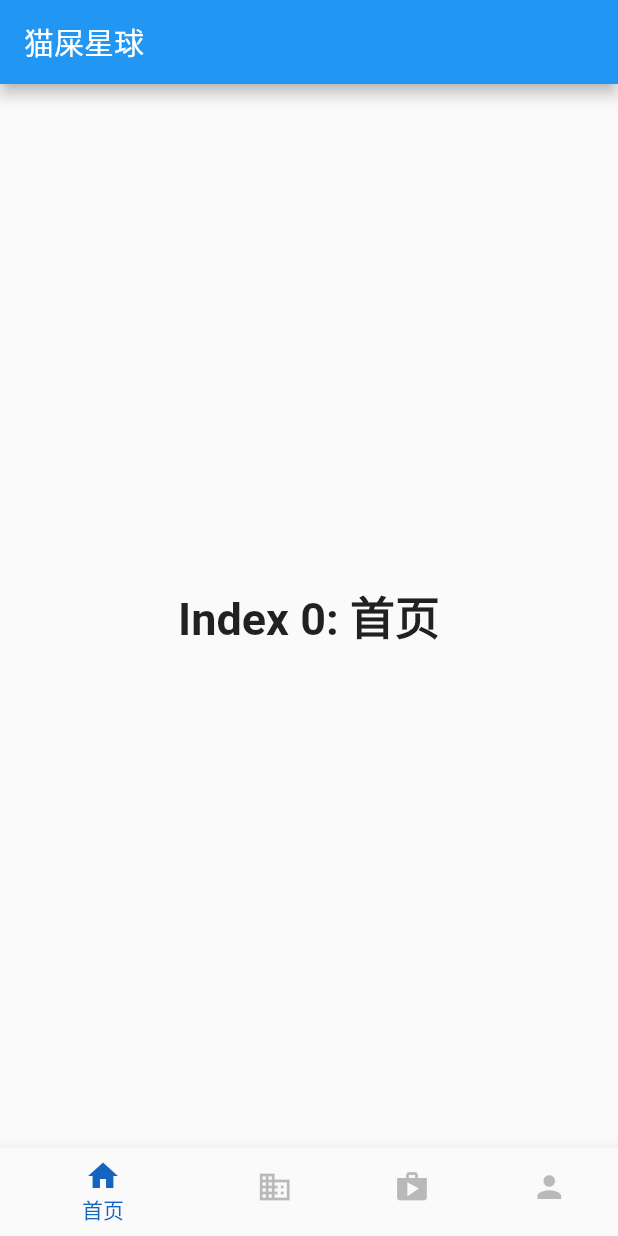
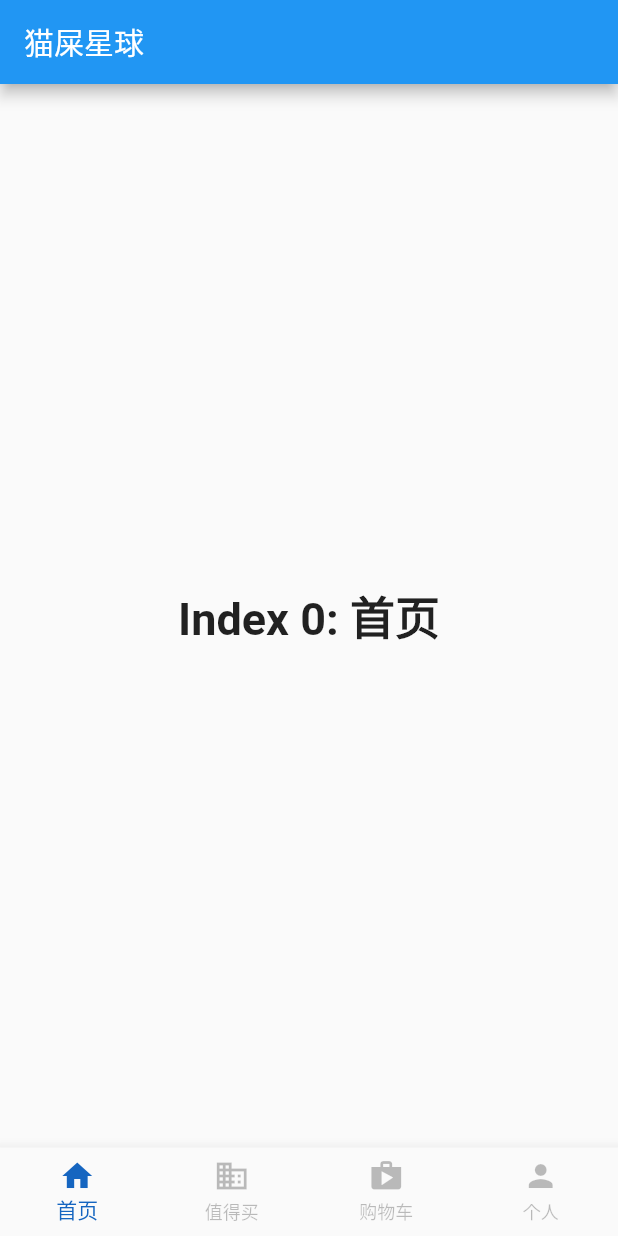
Before and after one commit to jieyu2333/flutter_saas, a Flutter app: the HomePage screen opened directly, on a phone screen of 412 x 824 dp. Run offline on Flutter 3.47's test engine with Material 2 defaults, Android fonts, the phone set to English and light mode, and no system bars; our stand-ins replace dio, flutter_spinkit, flutter_swiper; missing offline and left inert: flutter_webview_plugin; generated files the repository leaves out were written again.

Commit message:
修改状态

```diff
--- a/lib/view/home_page.dart
+++ b/lib/view/home_page.dart
@@ -73,9 +73,17 @@ class _HomePageState extends State<HomePage> {
         ],
         currentIndex: _selectedIndex,
         selectedItemColor: Colors.blue[800],
-        unselectedItemColor:Colors.black26,
+        unselectedItemColor: Colors.black26,
+        selectedIconTheme: IconThemeData(
+          color: Colors.blue[800],
+        ),
+        unselectedIconTheme: IconThemeData(
+          color: Colors.black26,
+        ),
+        type: BottomNavigationBarType.fixed,
         onTap: _onItemTapped,
       ),
+
     );
   }
 }
```
Also changed, not shown: apk.png (added), 1 other file.
